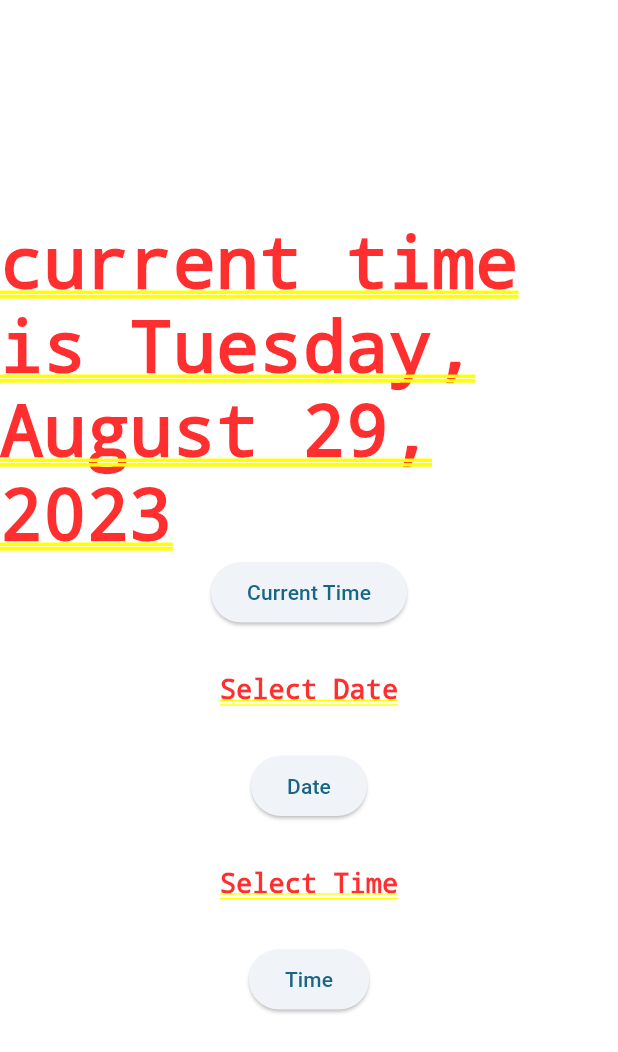
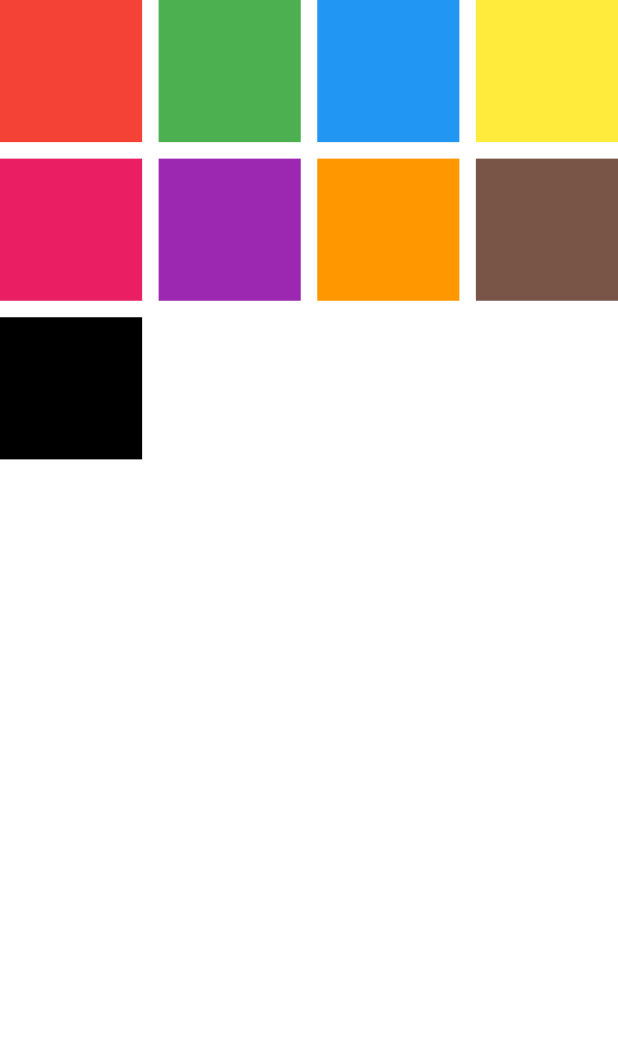
Before and after one commit to pranjal6314/Flutter, a Flutter app: the screen it shows after launch, on a phone screen of 412 x 824 dp. Shown: the top 1052 px of the screen. Run offline on Flutter 3.47's test engine with Material 2 defaults, Android fonts, the phone set to English and light mode, and no system bars.

Commit message:
Grid Layout : GridView

```diff
--- /dev/null
+++ b/lib/grid.dart
@@ -0,0 +1,124 @@
+import 'package:flutter/material.dart';
+
+class UsingGrid extends StatefulWidget {
+  const UsingGrid({super.key});
+
+  @override
+  State<UsingGrid> createState() => _UsingGridState();
+}
+
+class _UsingGridState extends State<UsingGrid> {
+  @override
+  Widget build(BuildContext context) {
+    var colorlist = [
+      Colors.red,
+      Colors.green,
+      Colors.blue,
+      Colors.yellow,
+      Colors.pink,
+      Colors.purple,
+      Colors.orange,
+      Colors.brown,
+      Colors.black
+    ];
+    return GridView.builder(
+        gridDelegate: SliverGridDelegateWithMaxCrossAxisExtent(
+            maxCrossAxisExtent: 100, crossAxisSpacing: 11, mainAxisSpacing: 11),
+        itemBuilder: (context, index) {
+          return Container(
+            color: colorlist[index],
+          );
+        },
+        itemCount: colorlist.length);
+    // GridView.count(
+    //     crossAxisCount: 3,
+    //     crossAxisSpacing: 11,
+    //     mainAxisSpacing: 11,
+    //     children: [
+    //       Container(
+    //         color: colorlist[0],
+    //       ),
+    //       Container(
+    //         color: colorlist[1],
+    //       ),
+    //       Container(
+    //         color: colorlist[2],
+    //       ),
+    //       Container(
+    //         color: colorlist[3],
+    //       ),
+    //       Container(
+    //         color: colorlist[4],
+    //       ),
+    //       Container(
+    //         color: colorlist[5],
+    //       ),
+    //       Container(
+    //         color: colorlist[6],
+    //       ),
+    //       Container(
+    //         color: colorlist[7],
+    //       ),
+    //       Container(
+    //         color: colorlist[8],
+    //       ),
+    //     ]
+    // children: [
+    // Padding(
+    //   padding: const EdgeInsets.all(8.0),
+    //   child: Container(
+    //     color: colorlist[0],
+    //   ),
+    // ),
+    // Padding(
+    //   padding: const EdgeInsets.all(8.0),
+    //   child: Container(
+    //     color: colorlist[1],
+    //   ),
+    // ),
+    // Padding(
+    //   padding: const EdgeInsets.all(8.0),
+    //   child: Container(
+    //     color: colorlist[2],
+    //   ),
+    // ),
+    // Padding(
+    //   padding: const EdgeInsets.all(8.0),
+    //   child: Container(
+    //     color: colorlist[3],
+    //   ),
+    // ),
+    // Padding(
+    //   padding: const EdgeInsets.all(8.0),
+    //   child: Container(
+    //     color: colorlist[4],
+    //   ),
+    // ),
+    // Padding(
+    //   padding: const EdgeInsets.all(8.0),
+    //   child: Container(
+    //     color: colorlist[5],
+    //   ),
+    // ),
+    // Padding(
+    //   padding: const EdgeInsets.all(8.0),
+    //   child: Container(
+    //     color: colorlist[6],
+    //   ),
+    // ),
+    // Padding(
+    //   padding: const EdgeInsets.all(8.0),
+    //   child: Container(
+    //     color: colorlist[7],
+    //   ),
+    // ),
+    // Padding(
+    //   padding: const EdgeInsets.all(8.0),
+    //   child: Container(
+    //     color: colorlist[8],
+    //   ),
+    // ),
+    // ],
+    // );
+  }
+}
--- a/lib/main.dart
+++ b/lib/main.dart
@@ -1,5 +1,6 @@
 import 'package:firstapp/card.dart';
 import 'package:firstapp/date_time.dart';
+import 'package:firstapp/grid.dart';
 import 'package:firstapp/input.dart';
 import 'package:flutter/material.dart';
 
@@ -9,6 +10,7 @@ void main() {
 
 class MyApp extends StatelessWidget {
   const MyApp({super.key});
+
   @override
   Widget build(BuildContext context) {
     return MaterialApp(
@@ -27,7 +29,8 @@ class MyApp extends StatelessWidget {
         ),
         // home: const MyHomePage(title: 'Pranjal Choudhary'),
         // home: InputWidget(),/
-        home: CurrDateTime());
+        home: UsingGrid());
+    // home: CurrDateTime());
   }
 }
 
```
